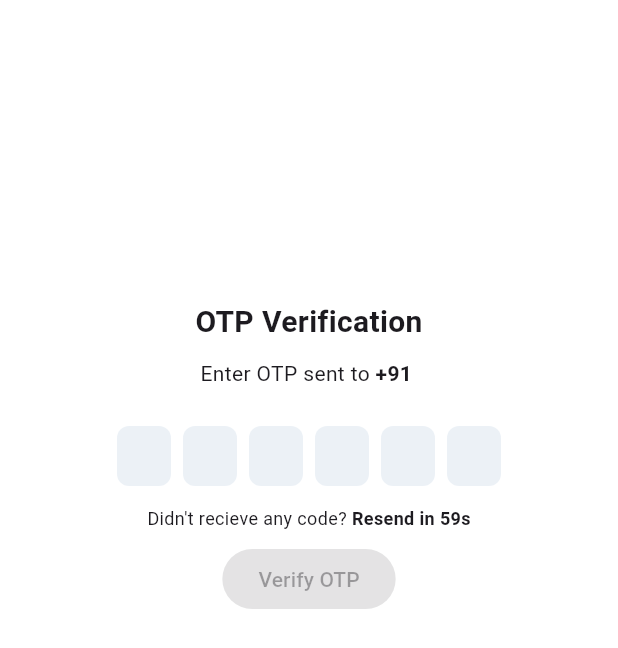
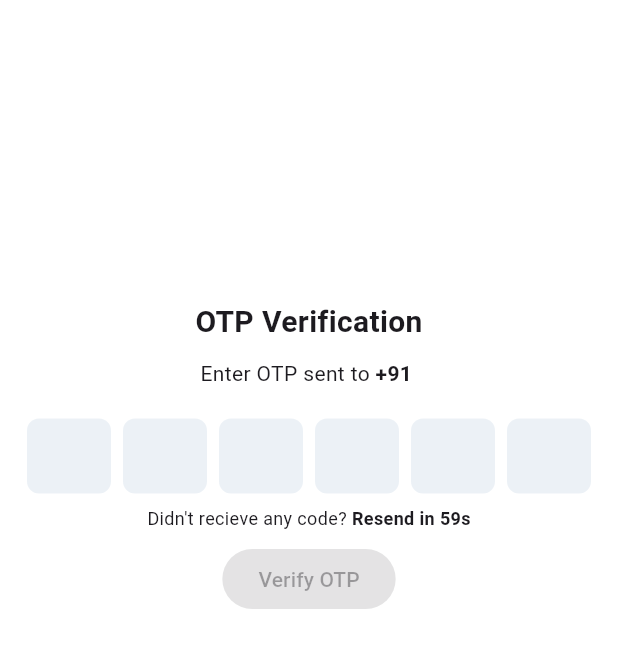
Before and after one commit to Mayuresh-G-Mhatre/public-bicycle-sharing-2, a Flutter app: the OtpScreen screen opened directly with empty values, on a phone screen of 412 x 824 dp. Shown: the top 648 px of the screen. Run offline on Flutter 3.47's test engine with Material 2 defaults, Android fonts, the phone set to English and light mode, and no system bars; drawn by our look-alikes of pinput; our stand-ins replace accordion, animated_text_kit, flutter_rating_bar, fluttertoast, geolocator, introduction_screen and 8 more; missing offline and left inert: flutter_osm_plugin, qr_code_scanner, slide_to_confirm; accounts and stored records are empty.

Commit message:
potentially fixed login phone number auto detect country code fill bug (3rd try) and also the purple color after updating flutter, increased otp pin box size

```diff
--- a/lib/main.dart
+++ b/lib/main.dart
@@ -20,24 +20,24 @@ class MyApp extends StatefulWidget {
 class _MyAppState extends State<MyApp> {
   SharedPrefGetsNSets sprefs = SharedPrefGetsNSets();
 
-  late String _themeColor;
+  // late String _themeColor;
   late bool _isDark;
 
-  Map<String, Color> stringToColor = {
-    'blue': Colors.blue,
-    'purple': Colors.purple,
-    'orange': Colors.orange,
-    'teal': Colors.teal,
-    'brown': Colors.brown,
-  };
+  // Map<String, Color> stringToColor = {
+  //   'blue': Colors.blue,
+  //   'purple': Colors.purple,
+  //   'orange': Colors.orange,
+  //   'teal': Colors.teal,
+  //   'brown': Colors.brown,
+  // };
 
-  // shared pref //
-  Future<void> getThemeColor() async {
-    String? themeColor = await sprefs.getThemeColor();
-    setState(() {
-      _themeColor = themeColor!;
-    });
-  }
+  // // shared pref //
+  // Future<void> getThemeColor() async {
+  //   String? themeColor = await sprefs.getThemeColor();
+  //   setState(() {
+  //     _themeColor = themeColor!;
+  //   });
+  // }
 
   // shared pref //
   Future<void> getDarkThemeStatus() async {
@@ -67,7 +67,7 @@ class _MyAppState extends State<MyApp> {
   @override
   void initState() {
     super.initState();
-    getThemeColor();
+    // getThemeColor();
     getDarkThemeStatus();
     currentTheme.addListener(() {
       setState(() {});
--- a/lib/screens/login/otp.dart
+++ b/lib/screens/login/otp.dart
@@ -73,8 +73,9 @@ class _OtpScreenState extends State<OtpScreen> {
     const errorColor = Colors.red;
     const fillColor = Color.fromRGBO(222, 231, 240, .57);
     final defaultPinTheme = PinTheme(
-      width: 36,
-      height: 40,
+      width: 56,
+      height: 60,
+      textStyle: const TextStyle(fontSize: 22, color: Color.fromRGBO(30, 60, 87, 1),),
       decoration: BoxDecoration(
         color: fillColor,
         borderRadius: BorderRadius.circular(8),
```
Also changed, not shown: lib/screens/login/login.dart (+3 -21 lines).
